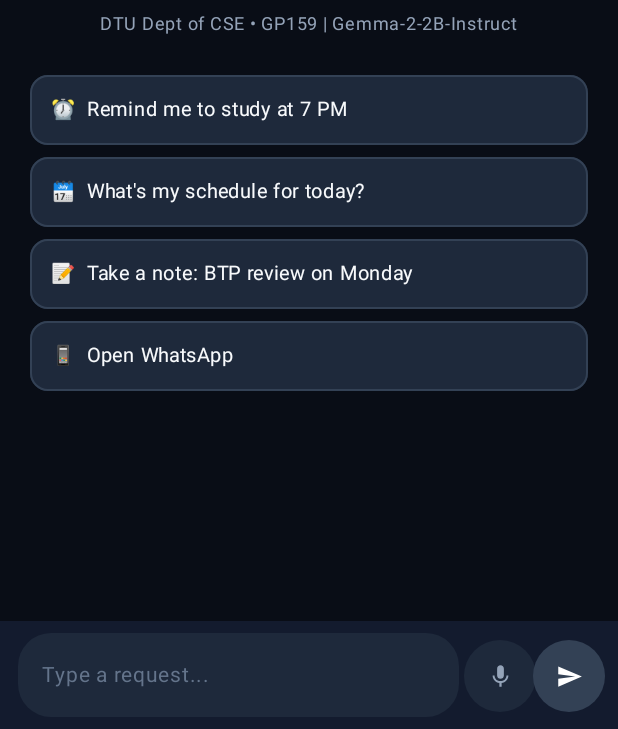
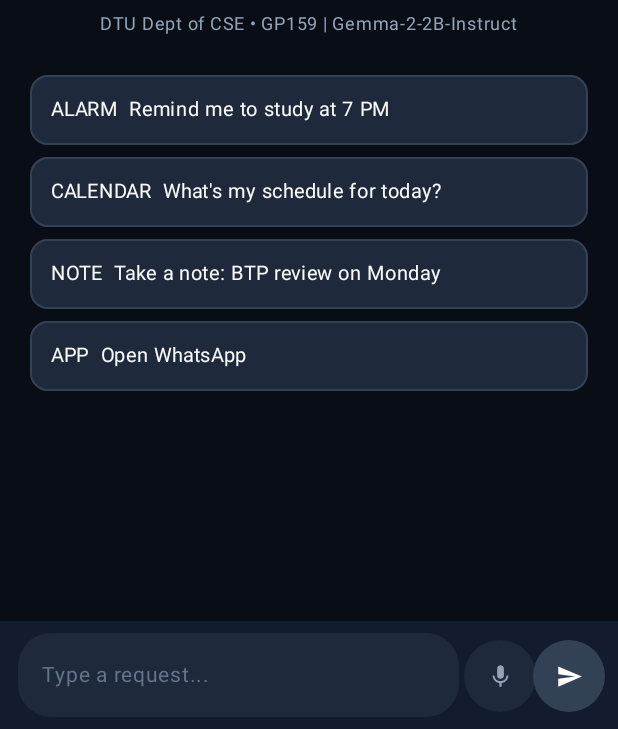
Before and after one commit to itsalam149/final-year-btp, an Android app built with Jetpack Compose: the screen it shows after launch (MainActivity), on a phone screen of 412 x 824 dp, the part 507-1236 px from its top. Run offline under Robolectric (Android 15) with nearby library versions, the phone set to English and light mode, and no system bars; our stand-ins replace Room's generated code.

Commit message:
docs: remove all emojis across documentation, web portals, and Android UI

```diff
--- a/mobile_app/app/src/main/java/com/dtu/mobileagent/ui/ChatScreen.kt
+++ b/mobile_app/app/src/main/java/com/dtu/mobileagent/ui/ChatScreen.kt
@@ -148,7 +148,7 @@ fun ChatScreen(
                                                     fontSize = 13.sp
                                                 )
                                                 Text(
-                                                    text = if (isDownloaded) "✓ Downloaded (${spec.sizeMb} MB)" else "⬇ Download Required (${spec.sizeMb} MB)",
+                                                    text = if (isDownloaded) "[Downloaded] (${spec.sizeMb} MB)" else "[Download Required] (${spec.sizeMb} MB)",
                                                     fontSize = 10.sp,
                                                     color = if (isDownloaded) EmeraldOffline else TextMuted
                                                 )
@@ -491,10 +491,10 @@ fun CleanWelcomeCard(
         data class WelcomePrompt(val icon: String, val text: String)
 
         val prompts = listOf(
-            WelcomePrompt("⏰", "Remind me to study at 7 PM"),
-            WelcomePrompt("🗓️", "What's my schedule for today?"),
-            WelcomePrompt("📝", "Take a note: BTP review on Monday"),
-            WelcomePrompt("📱", "Open WhatsApp")
+            WelcomePrompt("ALARM", "Remind me to study at 7 PM"),
+            WelcomePrompt("CALENDAR", "What's my schedule for today?"),
+            WelcomePrompt("NOTE", "Take a note: BTP review on Monday"),
+            WelcomePrompt("APP", "Open WhatsApp")
         )
 
         prompts.forEach { item ->
@@ -553,7 +553,7 @@ fun CleanMessageBubble(message: ChatMessageEntity) {
             Spacer(modifier = Modifier.height(3.dp))
             Row(verticalAlignment = Alignment.CenterVertically) {
                 Text(
-                    text = "✓ Executed: ${message.toolName}",
+                    text = "[Executed]: ${message.toolName}",
                     fontSize = 10.sp,
                     color = EmeraldGlow
                 )
```
Also changed, not shown: 10 other files.
